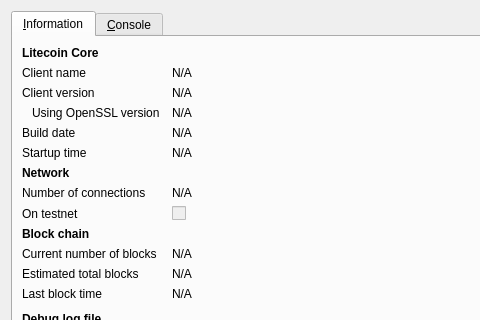
Qt form src/qt/forms/rpcconsole.ui (tppcoin/tppcoin) before a commit; both pictures show x 0 to 480 and y 0 to 320 of the 740 by 450 pixel window.
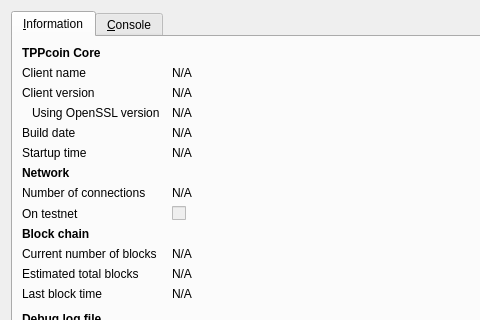
The same form after that commit. Icons and pictures are not drawn.

```diff
--- a/src/qt/forms/rpcconsole.ui
+++ b/src/qt/forms/rpcconsole.ui
@@ -36,7 +36,7 @@
           </font>
          </property>
          <property name="text">
-          <string>Litecoin Core</string>
+          <string>TPPcoin Core</string>
          </property>
         </widget>
        </item>
```
Left out of the diff: 6 changed lines with no effect on the pictures.
